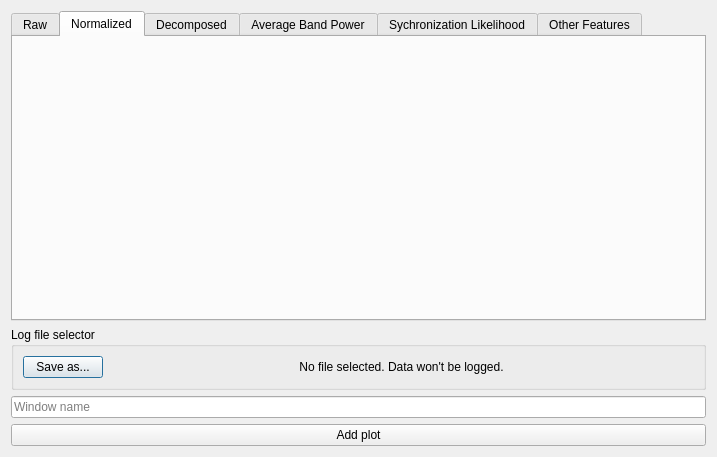
Old version of the form veegs/plotWindow.ui in the repository Xiul109/VEEGS.
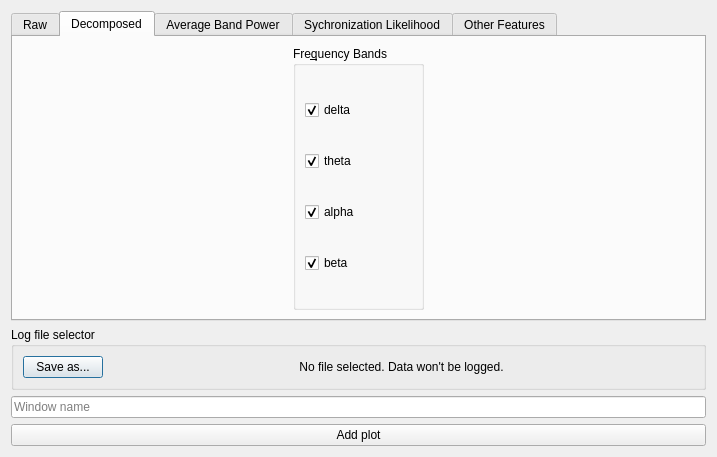
New version of the form. The open tabs and pages were chosen to show the change.

Commit message: Updated GUI to work with version  of eeglib.

Patch:
```diff
--- a/veegs/plotWindow.ui
+++ b/veegs/plotWindow.ui
@@ -52,18 +52,6 @@
       </attribute>
       <layout class="QHBoxLayout" name="horizontalLayout"/>
      </widget>
-     <widget class="QWidget" name="normalizedTab">
-      <property name="accessibleName">
-       <string>Normalized</string>
-      </property>
-      <property name="layoutDirection">
-       <enum>Qt::LeftToRight</enum>
-      </property>
-      <attribute name="title">
-       <string>Normalized</string>
-      </attribute>
-      <layout class="QVBoxLayout" name="verticalLayout"/>
-     </widget>
      <widget class="QWidget" name="decomposedTab">
       <property name="accessibleName">
        <string>Descomposed</string>
```
Left out of the diff: 4 changed lines with no effect on the pictures. The commit also changes 4 other files.
